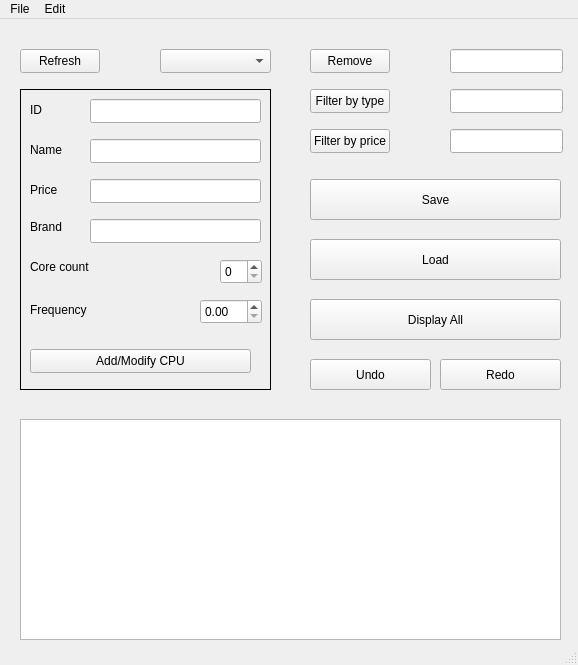
DenisLeonte/Project-OOP-GUI-2, file guiapp.ui: the form before one commit.
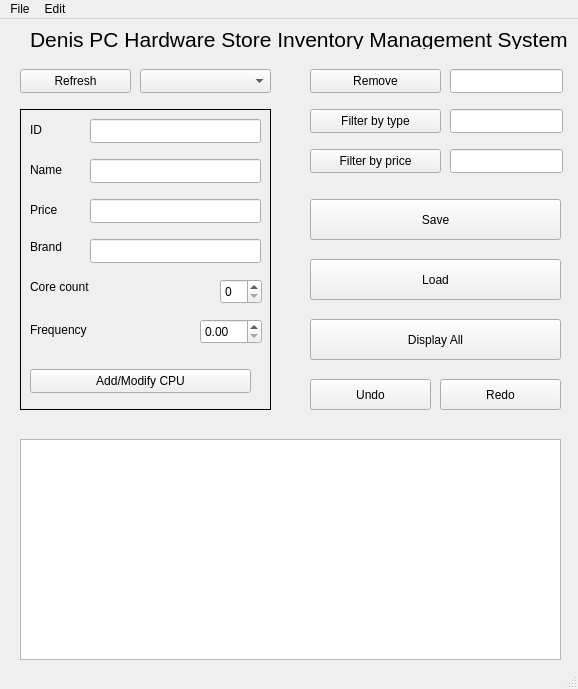
The form after the commit.

What changed in the file:
```diff
--- a/guiapp.ui
+++ b/guiapp.ui
@@ -2,12 +2,15 @@
 <ui version="4.0">
  <class>GUIApp</class>
  <widget class="QMainWindow" name="GUIApp">
+  <property name="enabled">
+   <bool>true</bool>
+  </property>
   <property name="geometry">
    <rect>
     <x>0</x>
     <y>0</y>
     <width>578</width>
-    <height>665</height>
+    <height>689</height>
    </rect>
   </property>
   <property name="windowTitle">
@@ -20,9 +23,9 @@
    <widget class="QComboBox" name="itemComboBox">
     <property name="geometry">
      <rect>
-      <x>160</x>
-      <y>30</y>
-      <width>111</width>
+      <x>140</x>
+      <y>50</y>
+      <width>131</width>
       <height>24</height>
      </rect>
     </property>
@@ -31,8 +34,8 @@
     <property name="geometry">
      <rect>
       <x>20</x>
-      <y>30</y>
-      <width>80</width>
+      <y>50</y>
+      <width>111</width>
       <height>24</height>
      </rect>
     </property>
@@ -47,7 +50,7 @@
     <property name="geometry">
      <rect>
       <x>20</x>
-      <y>70</y>
+      <y>90</y>
       <width>251</width>
       <height>301</height>
      </rect>
@@ -220,8 +223,8 @@
     <property name="geometry">
      <rect>
       <x>310</x>
-      <y>30</y>
-      <width>80</width>
+      <y>50</y>
+      <width>131</width>
       <height>24</height>
      </rect>
     </property>
@@ -233,7 +236,7 @@
     <property name="geometry">
      <rect>
       <x>450</x>
-      <y>30</y>
+      <y>50</y>
       <width>113</width>
       <height>24</height>
      </rect>
@@ -243,8 +246,8 @@
     <property name="geometry">
      <rect>
       <x>310</x>
-      <y>70</y>
-      <width>80</width>
+      <y>90</y>
+      <width>131</width>
       <height>24</height>
      </rect>
     </property>
@@ -256,8 +259,8 @@
     <property name="geometry">
      <rect>
       <x>310</x>
-      <y>110</y>
-      <width>80</width>
+      <y>130</y>
+      <width>131</width>
       <height>24</height>
      </rect>
     </property>
@@ -269,7 +272,7 @@
     <property name="geometry">
      <rect>
       <x>450</x>
-      <y>70</y>
+      <y>90</y>
       <width>113</width>
       <height>24</height>
      </rect>
@@ -279,7 +282,7 @@
     <property name="geometry">
      <rect>
       <x>450</x>
-      <y>110</y>
+      <y>130</y>
       <width>113</width>
       <height>24</height>
      </rect>
@@ -289,7 +292,7 @@
     <property name="geometry">
      <rect>
       <x>310</x>
-      <y>160</y>
+      <y>180</y>
       <width>251</width>
       <height>41</height>
      </rect>
@@ -302,7 +305,7 @@
     <property name="geometry">
      <rect>
       <x>310</x>
-      <y>220</y>
+      <y>240</y>
       <width>251</width>
       <height>41</height>
      </rect>
@@ -315,7 +318,7 @@
     <property name="geometry">
      <rect>
       <x>310</x>
-      <y>280</y>
+      <y>300</y>
       <width>251</width>
       <height>41</height>
      </rect>
@@ -328,7 +331,7 @@
     <property name="geometry">
      <rect>
       <x>310</x>
-      <y>340</y>
+      <y>360</y>
       <width>121</width>
       <height>31</height>
      </rect>
@@ -341,7 +344,7 @@
     <property name="geometry">
      <rect>
       <x>440</x>
-      <y>340</y>
+      <y>360</y>
       <width>121</width>
       <height>31</height>
      </rect>
@@ -354,12 +357,30 @@
     <property name="geometry">
      <rect>
       <x>20</x>
-      <y>400</y>
+      <y>420</y>
       <width>541</width>
       <height>221</height>
      </rect>
     </property>
    </widget>
+   <widget class="QLabel" name="label">
+    <property name="geometry">
+     <rect>
+      <x>30</x>
+      <y>10</y>
+      <width>541</width>
+      <height>20</height>
+     </rect>
+    </property>
+    <property name="font">
+     <font>
+      <pointsize>16</pointsize>
+     </font>
+    </property>
+    <property name="text">
+     <string>Denis PC Hardware Store Inventory Management System</string>
+    </property>
+   </widget>
   </widget>
   <widget class="QMenuBar" name="menubar">
    <property name="geometry">
```
